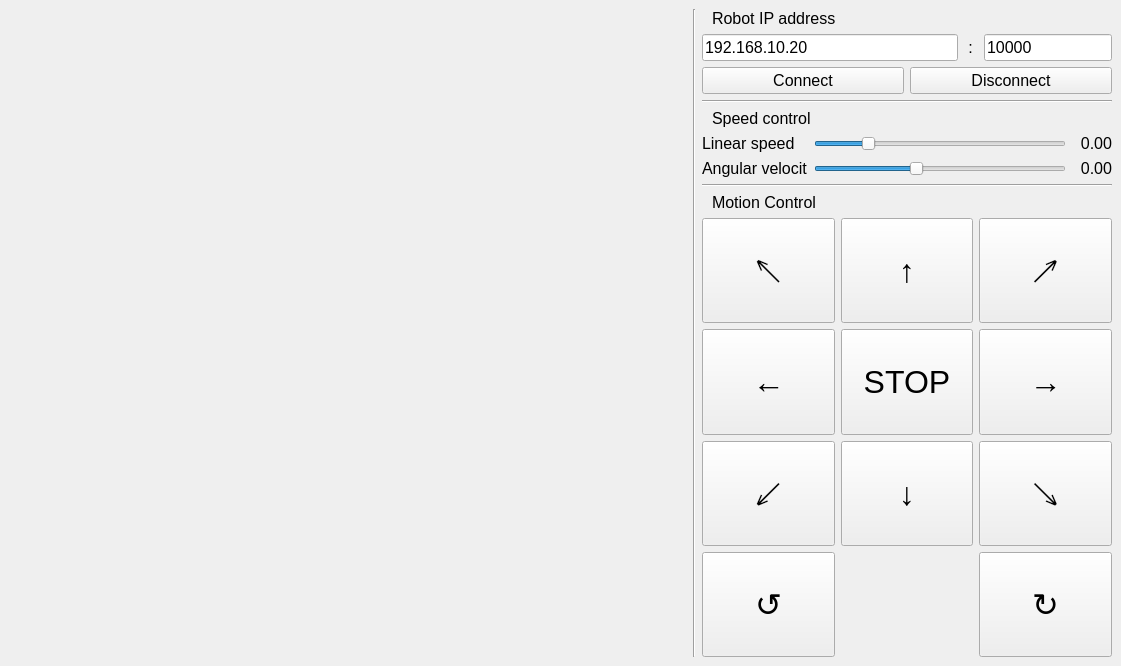
Qt form ControlApp/mainwindow.ui (KirillHit/youbot_controller) before a commit.
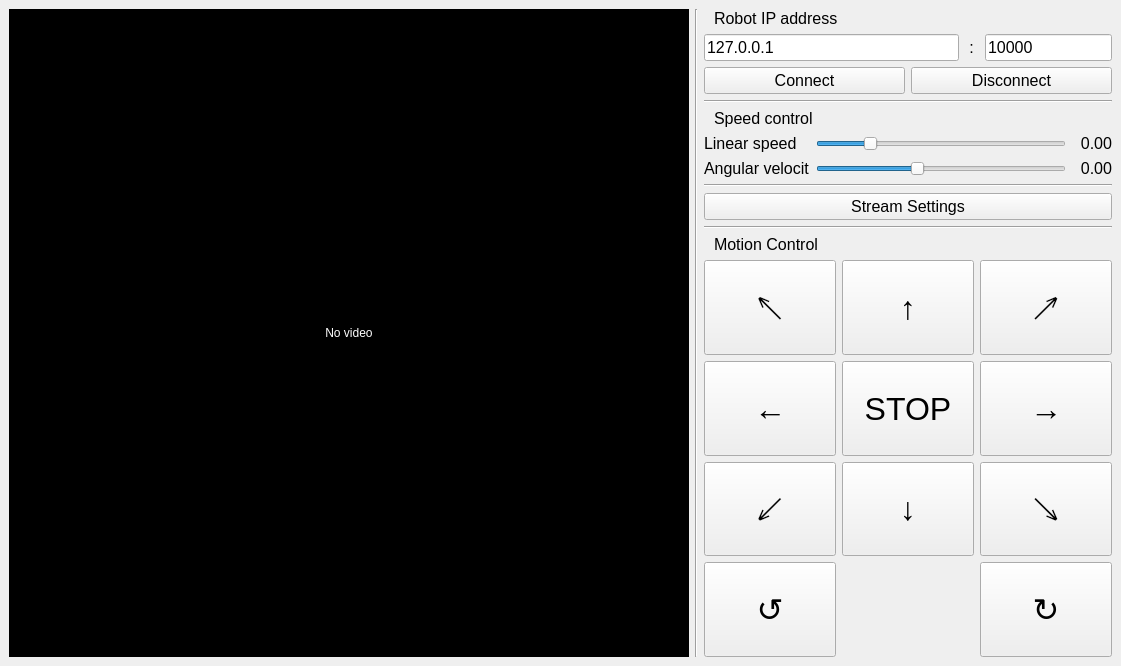
The same form after that commit. Icons and pictures are not drawn.

The edit to the form file:
```diff
--- a/ControlApp/mainwindow.ui
+++ b/ControlApp/mainwindow.ui
@@ -22,7 +22,32 @@
     <item>
      <layout class="QHBoxLayout" name="horizontalLayout" stretch="5,0,3">
       <item>
-       <layout class="QVBoxLayout" name="verticalLayout"/>
+       <layout class="QVBoxLayout" name="verticalLayout">
+        <item>
+         <widget class="QLabel" name="streamLabel">
+          <property name="styleSheet">
+           <string notr="true">background-color: rgb(0, 0, 0); 
+color: rgb(255, 255, 255);
+font: 24pt &quot;Ubuntu Sans&quot;;</string>
+          </property>
+          <property name="lineWidth">
+           <number>1</number>
+          </property>
+          <property name="text">
+           <string>No video</string>
+          </property>
+          <property name="textFormat">
+           <enum>Qt::PlainText</enum>
+          </property>
+          <property name="scaledContents">
+           <bool>false</bool>
+          </property>
+          <property name="alignment">
+           <set>Qt::AlignCenter</set>
+          </property>
+         </widget>
+        </item>
+       </layout>
       </item>
       <item>
        <widget class="Line" name="line">
@@ -32,7 +57,7 @@
        </widget>
       </item>
       <item>
-       <layout class="QVBoxLayout" name="verticalLayout_2" stretch="0,0,0,0,0,0,0,0,10">
+       <layout class="QVBoxLayout" name="verticalLayout_2" stretch="0,0,0,0,0,0,0,0,0,0,10">
         <item>
          <widget class="QLabel" name="label_11">
           <property name="font">
@@ -61,7 +86,7 @@
              </font>
             </property>
             <property name="text">
-             <string>192.168.10.20</string>
+             <string>127.0.0.1</string>
             </property>
            </widget>
           </item>
@@ -249,6 +274,25 @@
           </item>
          </layout>
         </item>
+        <item>
+         <widget class="Line" name="line_4">
+          <property name="orientation">
+           <enum>Qt::Horizontal</enum>
+          </property>
+         </widget>
+        </item>
+        <item>
+         <widget class="QPushButton" name="butStreamSettings">
+          <property name="font">
+           <font>
+            <pointsize>12</pointsize>
+           </font>
+          </property>
+          <property name="text">
+           <string>Stream Settings</string>
+          </property>
+         </widget>
+        </item>
         <item>
          <widget class="Line" name="line_2">
           <property name="orientation">
```
